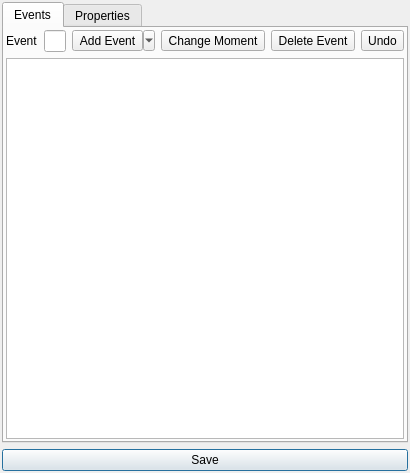
Old version of the form Editors/ObjectEditor.ui in the repository enigma-dev/RadialGM.
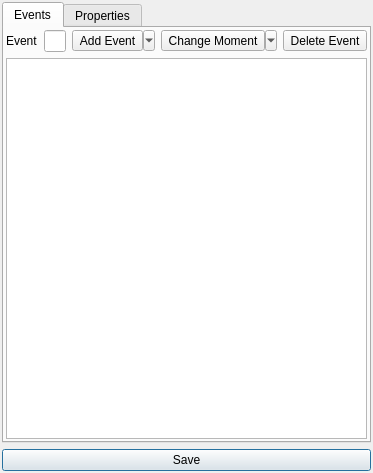
New version of the form. Icons and pictures are not drawn.

Commit message: start stacked code editor

```diff
--- a/Editors/ObjectEditor.ui
+++ b/Editors/ObjectEditor.ui
@@ -6,7 +6,7 @@
    <rect>
     <x>0</x>
     <y>0</y>
-    <width>353</width>
+    <width>278</width>
     <height>473</height>
    </rect>
   </property>
@@ -124,6 +124,9 @@
              <iconset resource="../images.qrc">
               <normaloff>:/events/event.png</normaloff>:/events/event.png</iconset>
             </property>
+            <property name="popupMode">
+             <enum>QToolButton::MenuButtonPopup</enum>
+            </property>
            </widget>
           </item>
           <item>
@@ -155,26 +158,6 @@
             </property>
            </widget>
           </item>
-          <item>
-           <widget class="QToolButton" name="undoButton">
-            <property name="sizePolicy">
-             <sizepolicy hsizetype="Preferred" vsizetype="Fixed">
-              <horstretch>0</horstretch>
-              <verstretch>0</verstretch>
-             </sizepolicy>
-            </property>
-            <property name="toolTip">
-             <string>Undo</string>
-            </property>
-            <property name="text">
-             <string>Undo</string>
-            </property>
-            <property name="icon">
-             <iconset resource="../images.qrc">
-              <normaloff>:/actions/undo.png</normaloff>:/actions/undo.png</iconset>
-            </property>
-           </widget>
-          </item>
          </layout>
         </widget>
        </item>
```
The commit also changes 5 other files.
